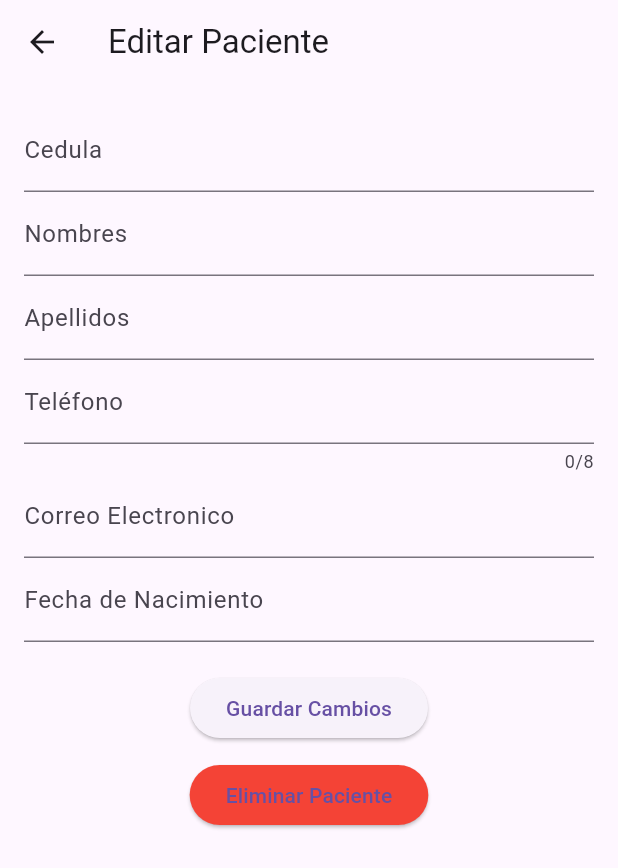
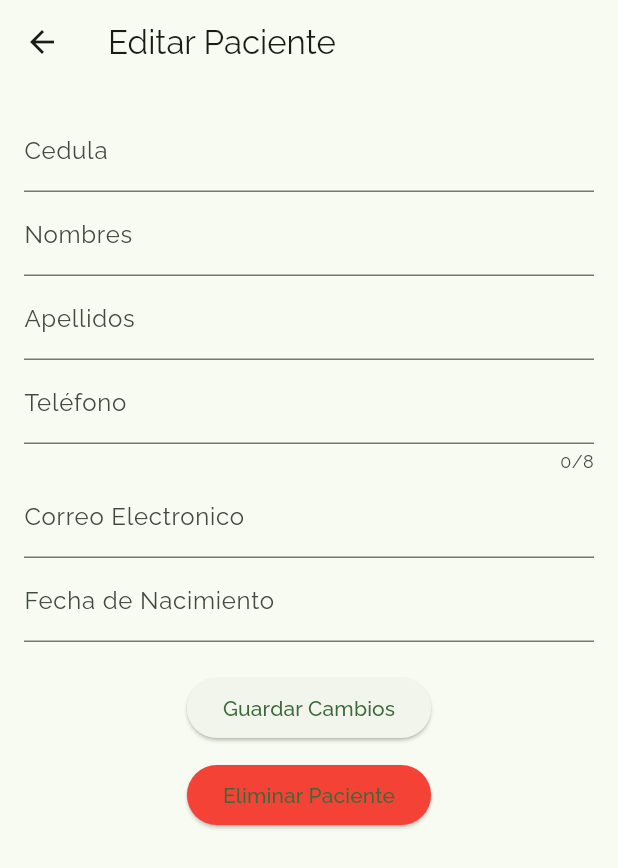
Before and after one commit to VarEros/med_copilot_1, a Flutter app: the PatientFormView screen opened directly, on a phone screen of 412 x 824 dp. Shown: the top 868 px of the screen. Run offline on Flutter 3.47's test engine with Material 3 defaults, Android fonts, the phone set to English and light mode, and no system bars; our stand-ins replace google_fonts; missing offline and left inert: ai_barcode_scanner; network calls fail.

Commit message:
theme idea

```diff
--- a/lib/main.dart
+++ b/lib/main.dart
@@ -1,4 +1,5 @@
 import 'package:flutter/material.dart';
+import 'package:google_fonts/google_fonts.dart';
 import 'package:med_copilot_1/services/consultation_service.dart';
 import 'package:med_copilot_1/services/patient_service.dart';
 import 'package:med_copilot_1/viewmodels/consultation_view_model.dart';
@@ -11,6 +12,18 @@ void main() {
   runApp(const MainApp());
 }
 
+final ThemeData baseTheme = ThemeData(
+  fontFamily: GoogleFonts.raleway().fontFamily,
+  colorScheme: ColorScheme.fromSeed(
+    seedColor: Colors.green,
+  ),
+  navigationRailTheme: const NavigationRailThemeData(
+    elevation: 20
+
+  ),
+  brightness: Brightness.light,
+);
+
 class MainApp extends StatelessWidget {
   const MainApp({super.key});
 
@@ -21,9 +34,10 @@ class MainApp extends StatelessWidget {
         ChangeNotifierProvider(create: (_) => PatientViewModel(PatientService())),
         ChangeNotifierProvider(create: (_) => ConsultationViewModel(ConsultationService()))
       ],
-      child: const MaterialApp(
+      child: MaterialApp(
+        theme: baseTheme,
         debugShowCheckedModeBanner: false,
-        home: HomeScreen(),
+        home: const HomeScreen(),
       ),
     );
   }
@@ -61,7 +75,7 @@ class _HomeScreenState extends State<HomeScreen> {
             NavigationRail(
               selectedIndex: _selectedIndex,
               onDestinationSelected: _onDestinationSelected,
-              labelType: NavigationRailLabelType.selected,
+              labelType: NavigationRailLabelType.all,
               destinations: const [
                 NavigationRailDestination(
                   icon: Icon(Icons.people),
--- a/lib/viewmodels/patient_view_model.dart
+++ b/lib/viewmodels/patient_view_model.dart
@@ -89,7 +89,7 @@ class PatientViewModel extends ChangeNotifier {
       personalId: data[1],
       name: '${data[4]} ${data[5]}',
       lastname: '${data[2]} ${data[3]}',
-      birthdate: DateFormat('dd/MM/yyyy HH:mm').parse(data[6]),
+      birthdate: DateFormat('dd/MM/yyyy HH:mm').parse(data[7]),
       followUp: true
     );
   }
--- a/lib/views/patient_form_view.dart
+++ b/lib/views/patient_form_view.dart
@@ -40,8 +40,8 @@ class _PatientFormViewState extends State<PatientFormView> {
       _personalIdController.text = patientViewModel.selectedPatient!.personalId;
       _nameController.text = patientViewModel.selectedPatient!.name;
       _lastNameController.text = patientViewModel.selectedPatient!.lastname;
-      _phoneController.text = patientViewModel.selectedPatient!.phone!;
-      _emailController.text = patientViewModel.selectedPatient!.email!;
+      _phoneController.text = patientViewModel.selectedPatient!.phone ?? '';
+      _emailController.text = patientViewModel.selectedPatient!.email ?? '';
       _birthdate = patientViewModel.selectedPatient!.birthdate;
     }
   }
@@ -113,7 +113,8 @@ class _PatientFormViewState extends State<PatientFormView> {
   Widget build(BuildContext context) {
     return Scaffold(
       appBar: AppBar(title: Text(widget.isEditMode ? 'Editar Paciente' : 'Agregar Paciente')),
-      body: Padding(
+      body: SingleChildScrollView(
+        child: Padding(
           padding: const EdgeInsets.all(16.0),
           child: Form(
             key: _formKey,
@@ -174,6 +175,7 @@ class _PatientFormViewState extends State<PatientFormView> {
             ),
           ),
         ),
+      ),
     );
   }
 
--- a/pubspec.yaml
+++ b/pubspec.yaml
@@ -12,6 +12,7 @@ dependencies:
   http: ^1.2.2
   ai_barcode_scanner: ^6.0.1
   intl: ^0.18.0
+  google_fonts: ^6.2.1
 
 dev_dependencies:
   flutter_test:
```
Also changed, not shown: lib/views/patient_list_view.dart (+9 -0 lines), pubspec.lock, 1 other file. Lines whose indentation alone changed are shown as unchanged.
